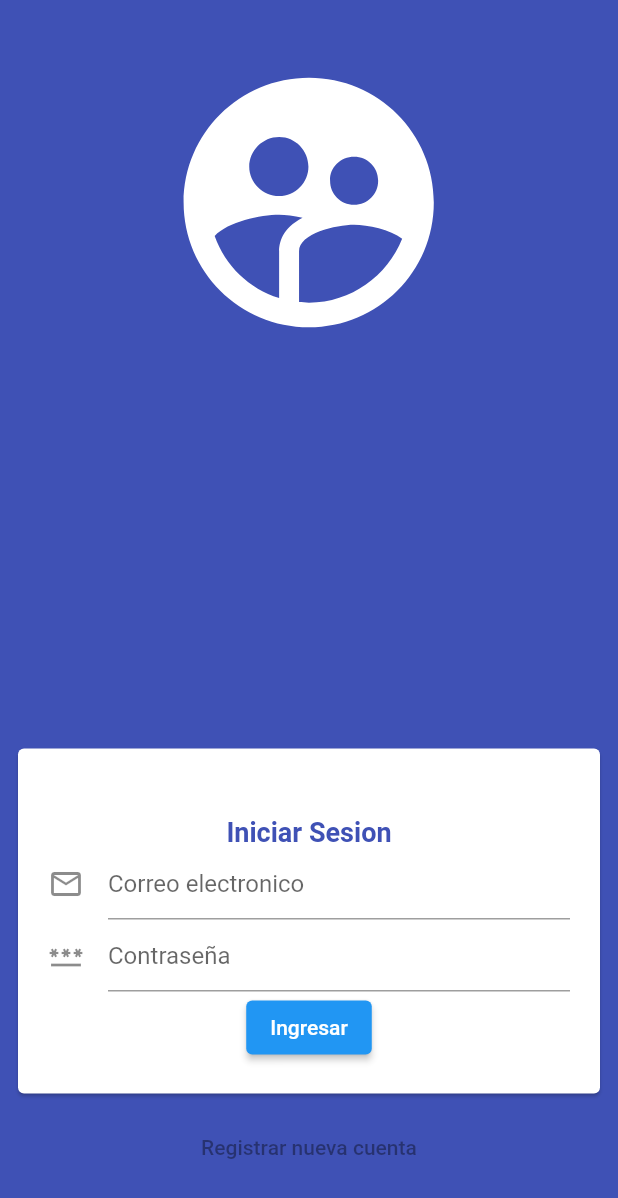
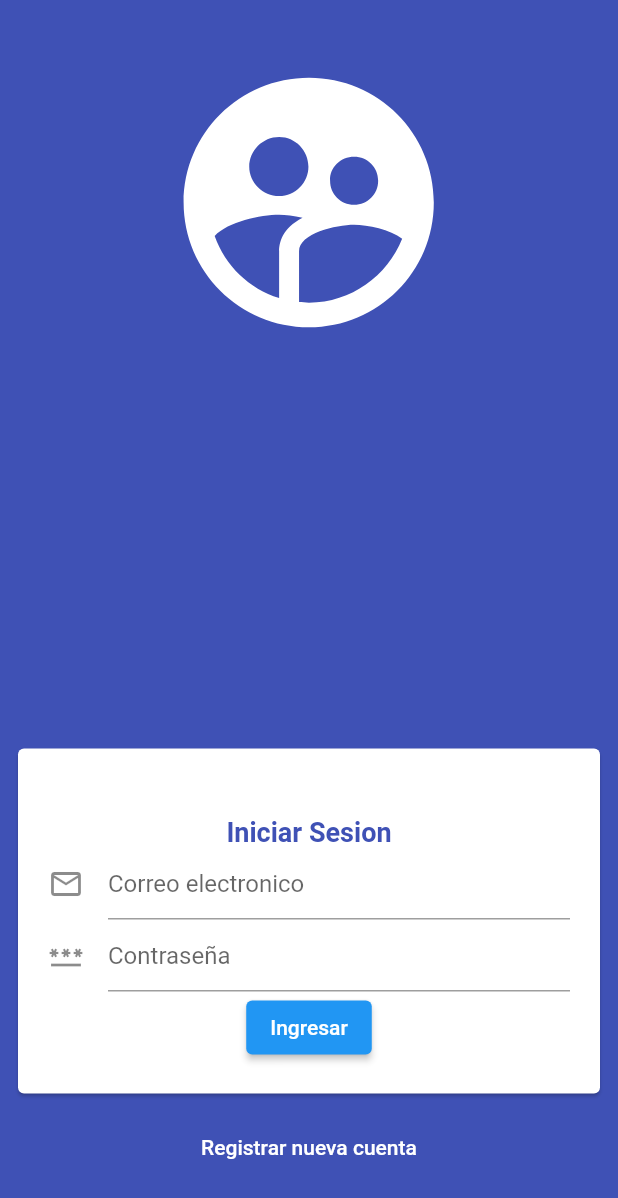
Before and after one commit to LeopoldoIII/flutter_bootcamp, a Flutter app: the screen it shows after launch, on a phone screen of 412 x 824 dp. Shown: the top 1198 px of the screen. Run offline on Flutter 3.47's test engine with Material 2 defaults, Android fonts, the phone set to English and light mode, and no system bars.

```diff
--- a/lib/main.dart
+++ b/lib/main.dart
@@ -1,22 +1,31 @@
 import 'package:flutter/material.dart';
+import 'package:flutter_bootcamp/providers/providers.dart';
+import 'package:provider/provider.dart';
 import 'screens/screens.dart';
 
-void main() => runApp(const MyApp());
+void main() => runApp(AppState());
+
+class AppState extends StatelessWidget {
+  @override
+  Widget build(BuildContext context) {
+    return MultiProvider(child: MyApp(), providers: [
+      ChangeNotifierProvider(create: (context) => LoginProvider()),
+      ChangeNotifierProvider(create: (context) => RegisterProvider())
+    ]);
+  }
+}
 
 class MyApp extends StatelessWidget {
-  const MyApp({super.key});
-
+  //const MyApp({super.key});
   @override
   Widget build(BuildContext context) {
     return MaterialApp(
       debugShowCheckedModeBanner: false,
       initialRoute: 'login',
       routes: {
-        'login':(context) => const LoginScreen(),
-        'register':(context) => const RegisterScreen(),
+        'login': (context) => const LoginScreen(),
+        'register': (context) => const RegisterScreen(),
       },
-
-
     );
   }
 }
--- /dev/null
+++ b/lib/providers/login_provider.dart
@@ -0,0 +1,7 @@
+import 'package:flutter/material.dart';
+
+class LoginProvider extends ChangeNotifier {
+  LoginProvider() {
+    print("IniciandoLoginProvider");
+  }
+}
--- /dev/null
+++ b/lib/providers/providers.dart
@@ -0,0 +1,2 @@
+export 'package:flutter_bootcamp/providers/login_provider.dart';
+export 'package:flutter_bootcamp/providers/register_provider.dart';
--- /dev/null
+++ b/lib/providers/register_provider.dart
@@ -0,0 +1,7 @@
+import 'package:flutter/material.dart';
+
+class RegisterProvider extends ChangeNotifier {
+  RegisterProvider() {
+    print("IniciandoRegisterProvider");
+  }
+}
--- a/lib/screens/login_screen.dart
+++ b/lib/screens/login_screen.dart
@@ -38,6 +38,7 @@ class LoginScreen extends StatelessWidget {
                           hintText: 'Correo electronico'),
                     ),
                     TextFormField(
+                      obscureText: true,
                       decoration: const InputDecoration(
                           icon: Icon(Icons.password_outlined),
                           hintText: 'Contraseña'),
@@ -49,7 +50,14 @@ class LoginScreen extends StatelessWidget {
               ),
             ),
           ),
-          TextButton(onPressed: null, child: Text('Registrar nueva cuenta')),
+          TextButton(
+              onPressed: () {
+                Navigator.pushNamed(context, 'register');
+              },
+              child: Text(
+                'Registrar nueva cuenta',
+                style: TextStyle(color: Colors.white),
+              )),
           SizedBox(height: 35),
         ]),
       ),
--- a/lib/screens/register_screen.dart
+++ b/lib/screens/register_screen.dart
@@ -38,6 +38,7 @@ class RegisterScreen extends StatelessWidget {
                           hintText: 'Correo electronico'),
                     ),
                     TextFormField(
+                      obscureText: true,
                       decoration: const InputDecoration(
                           icon: Icon(Icons.password_outlined),
                           hintText: 'Contraseña'),
--- a/pubspec.yaml
+++ b/pubspec.yaml
@@ -36,6 +36,8 @@ dependencies:
   # The following adds the Cupertino Icons font to your application.
   # Use with the CupertinoIcons class for iOS style icons.
   cupertino_icons: ^1.0.2
+
+  provider: ^6.0.4
 
 dev_dependencies:
   flutter_test:
```
Also changed, not shown: pubspec.lock.
